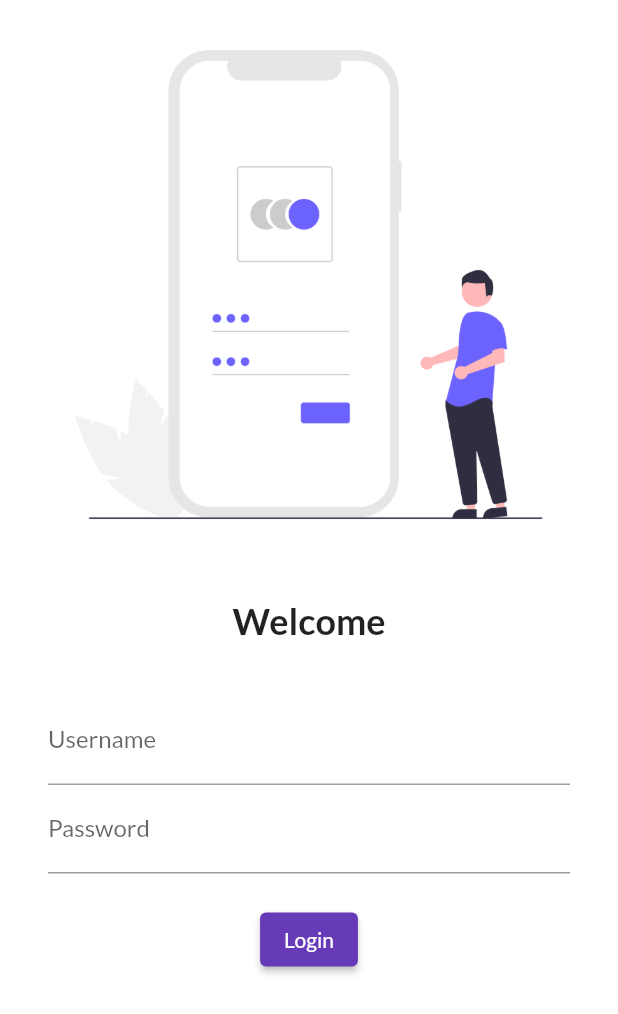
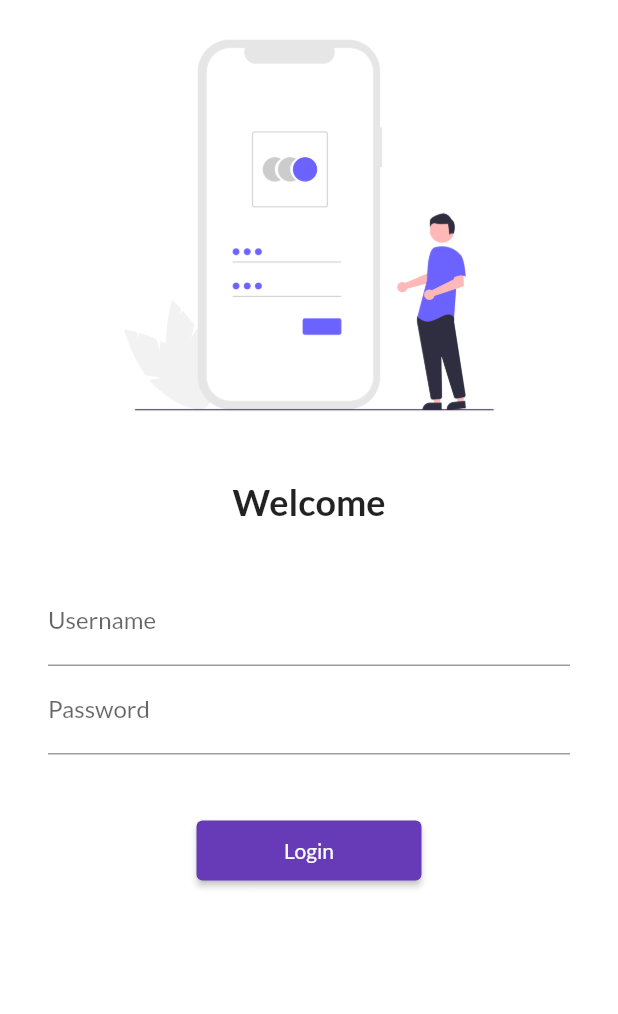
Before and after one commit to PrarthanaBhatt/30DaysOfFlutter, a Flutter app: the screen it shows after launch, on a phone screen of 412 x 824 dp. Shown: the top 1014 px of the screen. Run offline on Flutter 3.47's test engine with Material 2 defaults, Android fonts, the phone set to English and light mode, and no system bars; our stand-ins replace google_fonts.

```diff
--- a/lib/main.dart
+++ b/lib/main.dart
@@ -1,5 +1,6 @@
 import 'package:flutter/material.dart';
 import 'package:flutter_catalog/pages/login_page.dart';
+import 'package:flutter_catalog/utils/routes.dart';
 import 'pages/home_page.dart';
 import 'package:google_fonts/google_fonts.dart';
 
@@ -19,14 +20,15 @@ class MyApp extends StatelessWidget {
         primarySwatch: Colors.deepPurple,
         fontFamily: GoogleFonts.lato().fontFamily,
         ),
+        debugShowCheckedModeBanner: false,
       darkTheme: ThemeData(
         brightness: Brightness.dark,
       ),
       initialRoute: "/",
       routes: {
         "/": (context) => LoginPage(),
-        "/home": (context) => HomePage(),
-        "/login": (context) => LoginPage(),
+        MyRoutes.homeRoute: (context) => HomePage(),
+        MyRoutes.loginRoute: (context) => LoginPage(),
       },
     );
   }
--- a/lib/pages/login_page.dart
+++ b/lib/pages/login_page.dart
@@ -1,15 +1,22 @@
 import 'package:flutter/material.dart';
+import 'package:flutter_catalog/utils/routes.dart';
 
 class LoginPage extends StatelessWidget {
   const LoginPage({Key? key}) : super(key: key);
 
   @override
   Widget build(BuildContext context) {
+    var size = Size(150, 40);
     return Material(
         color: Colors.white,
+        child: SingleChildScrollView(
           child: Column(
             children: [
-            Image.asset("assets/images/login_img.png", fit: BoxFit.cover),
+              Image.asset(
+                "assets/images/login_img.png",
+                fit: BoxFit.cover,
+                height: 300,
+              ),
               const SizedBox(
                 height: 20.0,
                 //  child: Text("Hii prarthana")
@@ -25,8 +32,8 @@ class LoginPage extends StatelessWidget {
                 height: 20.0,
               ),
               Padding(
-              padding:
-                  const EdgeInsets.symmetric(vertical: 16.0, horizontal: 32.0),
+                padding: const EdgeInsets.symmetric(
+                    vertical: 16.0, horizontal: 32.0),
                 child: Column(
                   children: [
                     TextFormField(
@@ -43,19 +50,20 @@ class LoginPage extends StatelessWidget {
                       ),
                     ),
                     const SizedBox(
-                    height: 20.0,
+                      height: 40.0,
                     ),
                     ElevatedButton(
                       onPressed: () {
-                      print("Hii Prarthana..");
+                        Navigator.pushNamed(context, MyRoutes.homeRoute);
                       },
                       child: Text("Login"),
-                    style: TextButton.styleFrom(),
+                      style: TextButton.styleFrom(minimumSize: size),
                     )
                   ],
                 ),
               )
             ],
+          ),
         ));
   }
 }
--- /dev/null
+++ b/lib/utils/routes.dart
@@ -0,0 +1,4 @@
+class MyRoutes {
+  static String loginRoute = "/login";
+  static String homeRoute = "/home";
+}
```
Lines whose indentation alone changed are shown as unchanged.
